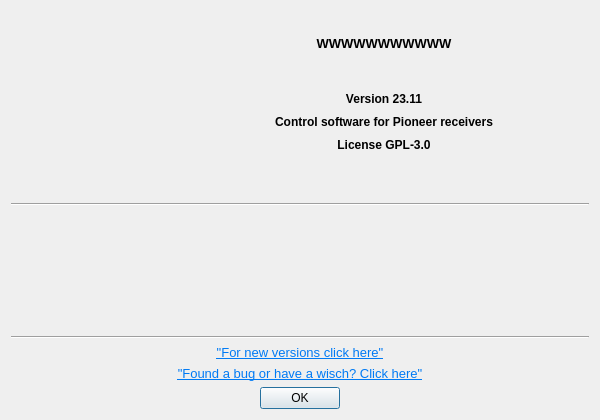
The window that src/aboutdialog.ui (AceOfSnakes/AvrPioRemote) describes before a commit, drawn with Qt 5.
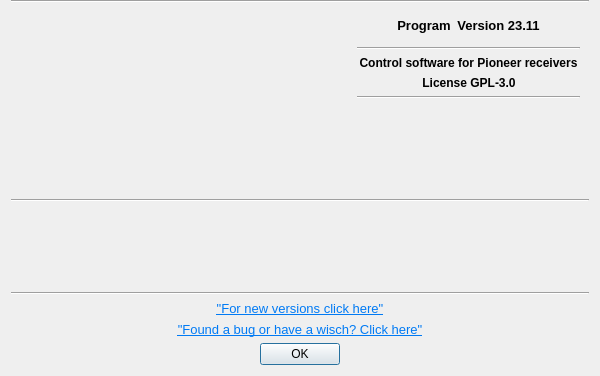
The same window after the commit. Icons and pictures are not drawn.

The edit to the form file:
```diff
--- a/src/aboutdialog.ui
+++ b/src/aboutdialog.ui
@@ -7,7 +7,7 @@
     <x>0</x>
     <y>0</y>
     <width>600</width>
-    <height>420</height>
+    <height>376</height>
    </rect>
   </property>
   <property name="sizePolicy">
@@ -25,7 +25,7 @@
   <property name="maximumSize">
    <size>
     <width>600</width>
-    <height>420</height>
+    <height>376</height>
    </size>
   </property>
   <property name="windowTitle">
@@ -41,6 +41,13 @@
    <property name="topMargin">
     <number>0</number>
    </property>
+   <item>
+    <widget class="Line" name="line_3">
+     <property name="orientation">
+      <enum>Qt::Horizontal</enum>
+     </property>
+    </widget>
+   </item>
    <item>
     <layout class="QHBoxLayout" name="horizontalLayout_4">
      <property name="spacing">
@@ -59,16 +66,13 @@
       <number>0</number>
      </property>
      <item>
-      <spacer name="horizontalSpacer_5">
+      <spacer name="horizontalSpacer_8">
        <property name="orientation">
-        <enum>Qt::Orientation::Horizontal</enum>
-       </property>
-       <property name="sizeType">
-        <enum>QSizePolicy::Policy::Minimum</enum>
+        <enum>Qt::Horizontal</enum>
        </property>
        <property name="sizeHint" stdset="0">
         <size>
-         <width>40</width>
+         <width>10</width>
          <height>20</height>
         </size>
        </property>
@@ -99,6 +103,19 @@
        </property>
       </widget>
      </item>
+     <item>
+      <spacer name="horizontalSpacer_7">
+       <property name="orientation">
+        <enum>Qt::Horizontal</enum>
+       </property>
+       <property name="sizeHint" stdset="0">
+        <size>
+         <width>10</width>
+         <height>20</height>
+        </size>
+       </property>
+      </spacer>
+     </item>
      <item>
       <widget class="QWidget" name="verticalWidget" native="true">
        <property name="minimumSize">
@@ -120,20 +137,7 @@
         <property name="verticalSpacing">
          <number>6</number>
         </property>
-        <item row="2" column="1">
-         <spacer name="verticalSpacer_3">
-          <property name="orientation">
-           <enum>Qt::Orientation::Vertical</enum>
-          </property>
-          <property name="sizeHint" stdset="0">
-           <size>
-            <width>20</width>
-            <height>40</height>
-           </size>
-          </property>
-         </spacer>
-        </item>
-        <item row="4" column="1">
+        <item row="7" column="0" colspan="3">
          <widget class="QLabel" name="label">
           <property name="font">
            <font>
@@ -148,36 +152,7 @@
           </property>
          </widget>
         </item>
-        <item row="4" column="0">
-         <spacer name="horizontalSpacer_6">
-          <property name="orientation">
-           <enum>Qt::Orientation::Horizontal</enum>
-          </property>
-          <property name="sizeHint" stdset="0">
-           <size>
-            <width>64</width>
-            <height>20</height>
-           </size>
-          </property>
-         </spacer>
-        </item>
-        <item row="1" column="1">
-         <widget class="QLabel" name="program">
-          <property name="font">
-           <font>
-            <pointsize>10</pointsize>
-            <bold>true</bold>
-           </font>
-          </property>
-          <property name="text">
-           <string>WWWWWWWWWWW</string>
-          </property>
-          <property name="alignment">
-           <set>Qt::AlignmentFlag::AlignCenter</set>
-          </property>
-         </widget>
-        </item>
-        <item row="5" column="1">
+        <item row="8" column="1">
          <widget class="QLabel" name="label_2">
           <property name="font">
            <font>
@@ -192,48 +167,75 @@
           </property>
          </widget>
         </item>
-        <item row="3" column="1">
-         <widget class="QLabel" name="label_3">
-          <property name="font">
-           <font>
-            <bold>true</bold>
-           </font>
+        <item row="0" column="0" colspan="3">
+         <layout class="QHBoxLayout" name="horizontalLayout_3">
+          <property name="topMargin">
+           <number>6</number>
           </property>
-          <property name="text">
-           <string>Version 23.11</string>
+          <property name="bottomMargin">
+           <number>6</number>
           </property>
-          <property name="alignment">
-           <set>Qt::AlignmentFlag::AlignCenter</set>
-          </property>
-         </widget>
+          <item>
+           <spacer name="horizontalSpacer_5">
+            <property name="orientation">
+             <enum>Qt::Horizontal</enum>
+            </property>
+            <property name="sizeHint" stdset="0">
+             <size>
+              <width>40</width>
+              <height>20</height>
+             </size>
+            </property>
+           </spacer>
+          </item>
+          <item>
+           <widget class="QLabel" name="program">
+            <property name="font">
+             <font>
+              <pointsize>10</pointsize>
+              <bold>true</bold>
+             </font>
+            </property>
+            <property name="text">
+             <string>Program</string>
+            </property>
+            <property name="alignment">
+             <set>Qt::AlignCenter</set>
+            </property>
+           </widget>
+          </item>
+          <item>
+           <widget class="QLabel" name="label_3">
+            <property name="font">
+             <font>
+              <pointsize>10</pointsize>
+              <bold>true</bold>
+             </font>
+            </property>
+            <property name="text">
+             <string>Version 23.11</string>
+            </property>
+            <property name="alignment">
+             <set>Qt::AlignCenter</set>
+            </property>
+           </widget>
+          </item>
+          <item>
+           <spacer name="horizontalSpacer_6">
+            <property name="orientation">
+             <enum>Qt::Horizontal</enum>
+            </property>
+            <property name="sizeHint" stdset="0">
+             <size>
+              <width>40</width>
+              <height>20</height>
+             </size>
+            </property>
+           </spacer>
+          </item>
+         </layout>
         </item>
-        <item row="4" column="2">
-         <spacer name="horizontalSpacer_8">
-          <property name="orientation">
-           <enum>Qt::Orientation::Horizontal</enum>
-          </property>
-          <property name="sizeHint" stdset="0">
-           <size>
-            <width>40</width>
-            <height>20</height>
-           </size>
-          </property>
-         </spacer>
-        </item>
-        <item row="0" column="1">
-         <spacer name="verticalSpacer_4">
-          <property name="orientation">
-           <enum>Qt::Orientation::Vertical</enum>
-          </property>
-          <property name="sizeHint" stdset="0">
-           <size>
-            <width>20</width>
-            <height>40</height>
-           </size>
-          </property>
-         </spacer>
-        </item>
-        <item row="6" column="1">
+        <item row="12" column="1">
          <spacer name="verticalSpacer_2">
           <property name="orientation">
            <enum>Qt::Orientation::Vertical</enum>
@@ -246,6 +248,62 @@
           </property>
          </spacer>
         </item>
+        <item row="11" column="0" colspan="3">
+         <widget class="QLabel" name="labelCompiler">
+          <property name="maximumSize">
+           <size>
+            <width>16777215</width>
+            <height>22</height>
+           </size>
+          </property>
+          <property name="font">
+           <font>
+            <bold>true</bold>
+           </font>
+          </property>
+          <property name="text">
+           <string/>
+          </property>
+          <property name="alignment">
+           <set>Qt::AlignCenter</set>
+          </property>
+         </widget>
+        </item>
+        <item row="10" column="0" colspan="3">
+         <widget class="QLabel" name="labelQT">
+          <property name="maximumSize">
+           <size>
+            <width>16777215</width>
+            <height>22</height>
+           </size>
+          </property>
+          <property name="font">
+           <font>
+            <bold>true</bold>
+           </font>
+          </property>
+          <property name="text">
+           <string/>
+          </property>
+          <property name="alignment">
+           <set>Qt::AlignCenter</set>
+          </property>
+         </widget>
+        </item>
+        <item row="1" column="0" colspan="3">
+         <widget class="Line" name="line_5">
+          <property name="orientation">
+           <enum>Qt::Horizontal</enum>
+          </property>
+         </widget>
+        </item>
+        <item row="9" column="0" colspan="3">
+         <widget class="Line" name="line_4">
+          <property name="orientation">
+           <enum>Qt::Horizontal</enum>
+          </property>
+         </widget>
+        </item>
        </layout>
       </widget>
      </item>
@@ -325,48 +383,6 @@
      </item>
     </layout>
    </item>
-   <item>
-    <widget class="QLabel" name="labelQT">
-     <property name="maximumSize">
-      <size>
-       <width>16777215</width>
-       <height>22</height>
-      </size>
-     </property>
-     <property name="font">
-      <font>
-       <bold>true</bold>
-      </font>
-     </property>
-     <property name="text">
-      <string/>
-     </property>
-     <property name="alignment">
-      <set>Qt::AlignmentFlag::AlignCenter</set>
-     </property>
-    </widget>
-   </item>
-   <item>
-    <widget class="QLabel" name="labelCompiler">
-     <property name="maximumSize">
-      <size>
-       <width>16777215</width>
-       <height>22</height>
-      </size>
-     </property>
-     <property name="font">
-      <font>
-       <bold>true</bold>
-      </font>
-     </property>
-     <property name="text">
-      <string/>
-     </property>
-     <property name="alignment">
-      <set>Qt::AlignmentFlag::AlignCenter</set>
-     </property>
-    </widget>
-   </item>
    <item>
     <widget class="Line" name="line">
      <property name="orientation">
```
Left out of the diff: 36 changed lines with no effect on the pictures.
